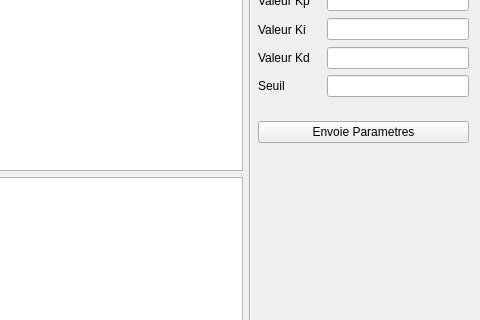
This is identification_Qt/mainwindow.ui in emilerenaud/Projet_GRO_S3 as Qt 5 draws it before an edit; both pictures show x 272 to 752 and y 104 to 424 of the 752 by 578 pixel window. The edited form follows.
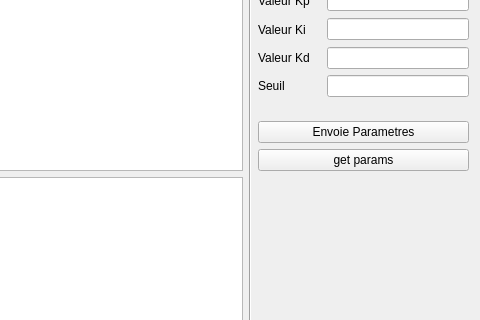
This is the edited form. Custom widgets are drawn as their Qt base class.

Commit message: ajout d'un bouton pour get les valeurs dans la eeprom

What changed in the file:
```diff
--- a/identification_Qt/mainwindow.ui
+++ b/identification_Qt/mainwindow.ui
@@ -218,6 +218,13 @@
       </property>
      </widget>
     </item>
+    <item row="15" column="5" colspan="2">
+     <widget class="QPushButton" name="pushButton">
+      <property name="text">
+       <string>get params</string>
+      </property>
+     </widget>
+    </item>
    </layout>
   </widget>
  </widget>
```
The commit also changes 3 other files.
